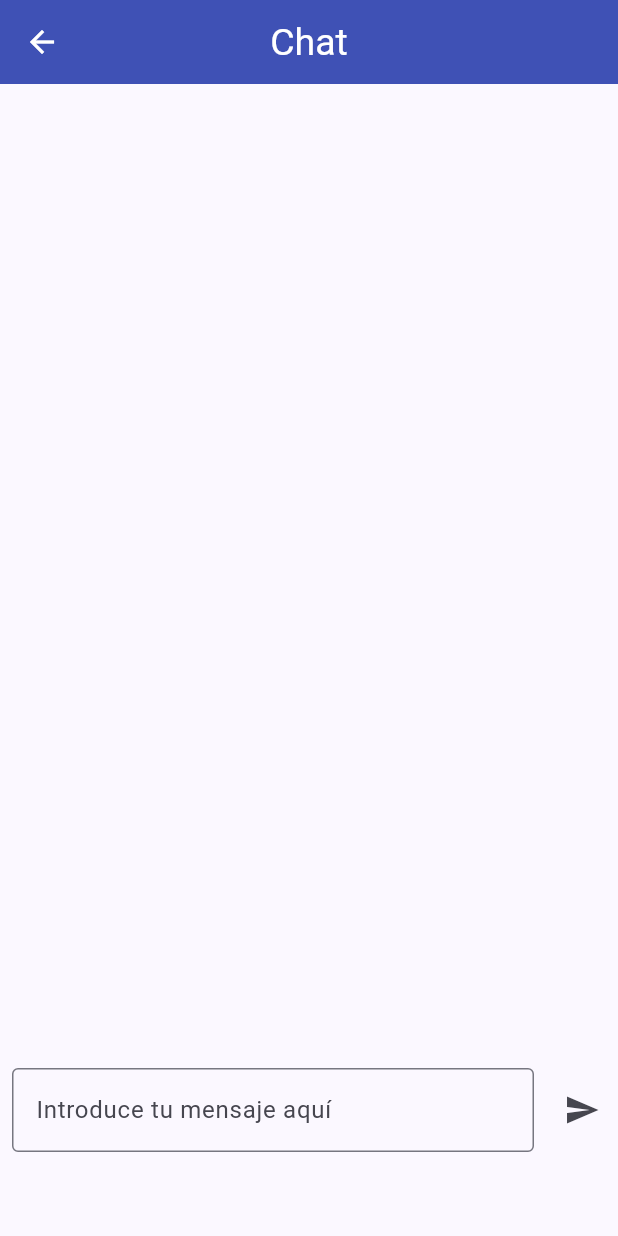
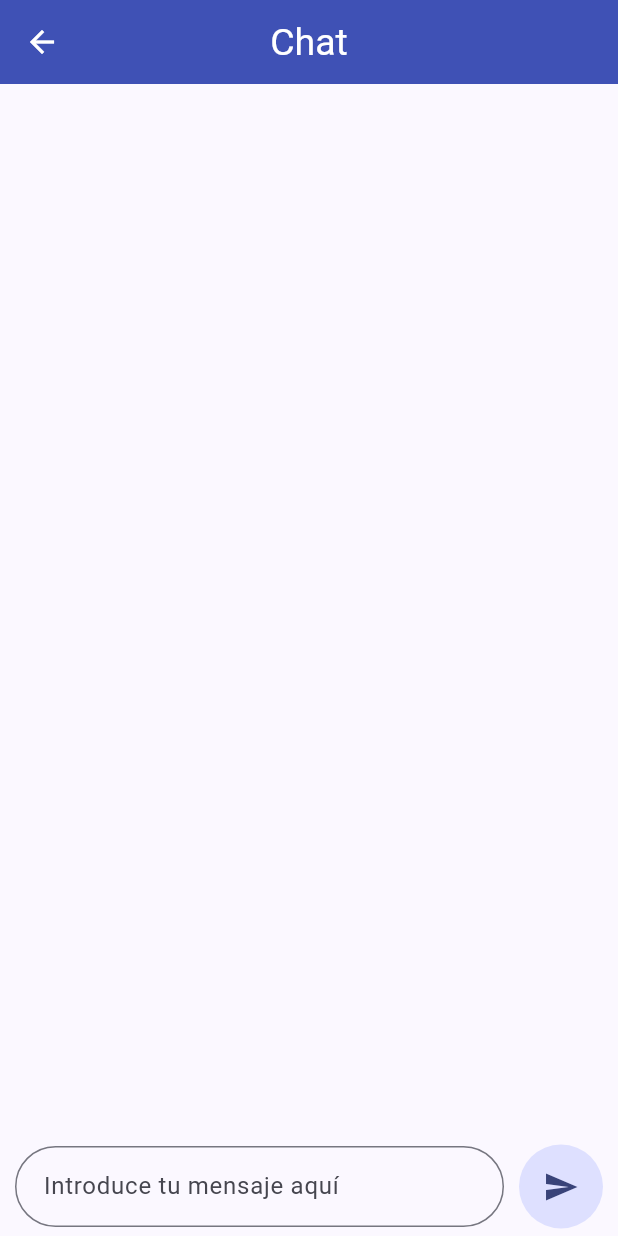
Before and after one commit to UNIZAR-30226-2023-07/Frontend-movil, a Flutter app: the ChatPage screen opened directly, on a phone screen of 412 x 824 dp. Run offline on Flutter 3.47's test engine with Material 2 defaults, Android fonts, the phone set to English and light mode, and no system bars; our stand-ins replace image_picker, shared_preferences; missing offline and left inert: playing_cards; accounts and stored records are empty.

Commit message:
Cambios a la pantalla de chat

```diff
--- a/Aplicacion/lib/main.dart
+++ b/Aplicacion/lib/main.dart
@@ -135,6 +135,7 @@ class _MyHomePageState extends State<MyHomePage> {
         onTap: onItemTapped,
         currentIndex: _selectedIndex,
       ),
+      /*
       drawer: Drawer(
         width: 80,
         child: NavigationRail(
@@ -166,6 +167,7 @@ class _MyHomePageState extends State<MyHomePage> {
           ],
         ),
       ),
+      */
     );
   }
 }
--- a/Aplicacion/lib/pages/chat_page.dart
+++ b/Aplicacion/lib/pages/chat_page.dart
@@ -1,8 +1,7 @@
 import 'package:flutter/material.dart';
+import '../widgets/circular_border_picture.dart';
 
-List<String> msg = [
-
-];
+List<String> msg = [];
 
 class mostrarMensajes extends StatefulWidget {
   @override
@@ -10,8 +9,9 @@ class mostrarMensajes extends StatefulWidget {
 }
 
 class _mostrarMensajesState extends State<mostrarMensajes> {
-  final ScrollController _scrollController = ScrollController();
+  ///final ScrollController _scrollController = ScrollController();
 
+  /*
   @override
   void initState() {
     super.initState();
@@ -23,27 +23,40 @@ class _mostrarMensajesState extends State<mostrarMensajes> {
       );
     });
   }
+  */
 
   @override
   Widget build(BuildContext context) {
-    return Flexible(
-      child: ListView.builder(
-        controller: _scrollController,
+    return ListView.builder(
+      ///controller: _scrollController,
       itemCount: msg.length,
       addAutomaticKeepAlives: true,
-        itemBuilder: (BuildContext context, int index) {
-          return Container(
+      itemBuilder: (context, index) {
+        return Padding(
+          padding: const EdgeInsets.symmetric(vertical: 5, horizontal: 0),
+          child: Row(
+            crossAxisAlignment: CrossAxisAlignment.start,
+            children: [
+              const Padding(
+                padding: EdgeInsets.symmetric(vertical: 0, horizontal: 10),
+                child: CircularBorderPicture(width: 52, height: 52,),
+              ),
+              Expanded(
+                child: Container(
                   alignment: Alignment.centerLeft,
-            margin: EdgeInsets.symmetric(horizontal: 16.0, vertical: 8.0),
-            padding: EdgeInsets.all(16.0),
+                  margin: const EdgeInsets.only(right: 10),
+                  padding: const EdgeInsets.all(15.0),
                   decoration: BoxDecoration(
-              color: Colors.grey,
-              borderRadius: BorderRadius.circular(16.0),
+                    color: Theme.of(context).colorScheme.secondaryContainer,
+                    borderRadius: BorderRadius.circular(30.0),
                   ),
                   child: Text(msg[index]),
+                ),
+              ),
+            ],
+          ),
         );
       },
-      ),
     );
   }
 }
@@ -73,32 +86,36 @@ class _ChatPage extends State<ChatPage> {
   @override
   Widget build(BuildContext context) {
     return Scaffold(
-      body: SizedBox(
-        height: MediaQuery.of(context).size.height,
-        child: ListView.builder(
-          itemCount: 1,
-          itemBuilder: (BuildContext context, int index) {
-            return Container(
-              height: 720,
-              child: Column(
+      appBar: AppBar(
+        title: const Text('Chat'),
+      ),
+      body: Column(
         children: [
-                  mostrarMensajes(),
+          Expanded(child: mostrarMensajes(),),
           Row(
             children: [
-                      Flexible(
+              Expanded(
                 child: Padding(
-                          padding: EdgeInsets.all(8.0),
+                  padding: const EdgeInsets.symmetric(vertical: 5, horizontal: 10),
                   child: TextField(
                     controller: _textController,
                     decoration: InputDecoration(
+                      contentPadding: const EdgeInsets.all(15),
                       hintText: "Introduce tu mensaje aquí",
-                                border: OutlineInputBorder()),
+                      border: OutlineInputBorder(
+                        borderRadius: BorderRadius.circular(30),
+                      ),
+                    ),
                     keyboardType: TextInputType.multiline,
                     maxLines: null,
                   ),
                 ),
               ),
-                      IconButton(
+              Padding(
+                padding: const EdgeInsets.only(left: 0, top: 5, right: 10, bottom: 5),
+                child: FloatingActionButton(
+                  elevation: 0,
+                  tooltip: 'Enviar mensaje',
                   onPressed: () {
                     if (_textController.text.isNotEmpty) {
                       setState(() {
@@ -112,23 +129,13 @@ class _ChatPage extends State<ChatPage> {
                       MaterialPageRoute(
                           builder: (context) => const ChatPage()),);
                   },
-                        icon: Icon(Icons.send),
+                  child: const Icon(Icons.send),
+                ),
               ),
             ],
           ),
         ],
       ),
     );
-          },
-        ),
-      ),
-      appBar: AppBar(
-        title: const Text('Chat'),
-        leading: IconButton(
-          icon: const Icon(Icons.arrow_back),
-          onPressed: () => Navigator.of(context).pop(),
-        ),
-      ),
-    );
   }
 }
```
Also changed, not shown: Aplicacion/lib/widgets/circular_border_picture.dart (+8 -11 lines). Lines whose indentation alone changed are shown as unchanged.
